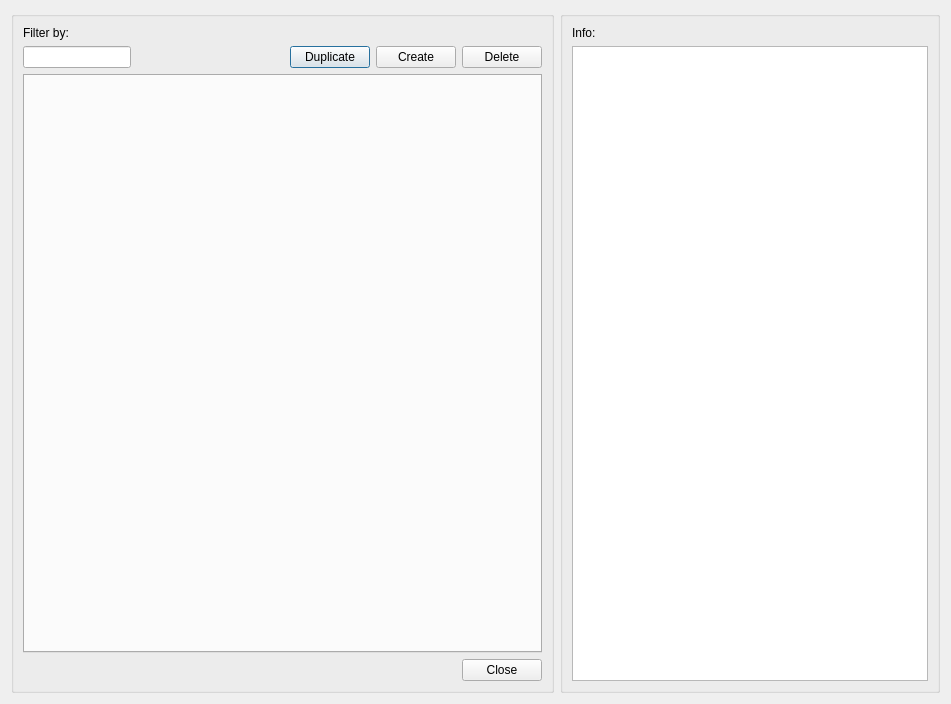
This is core/ui/toolbars/epa/nonvisual_manager.ui in Giswater/giswater_qgis_plugin as Qt 5 draws it before an edit. The edited form follows.
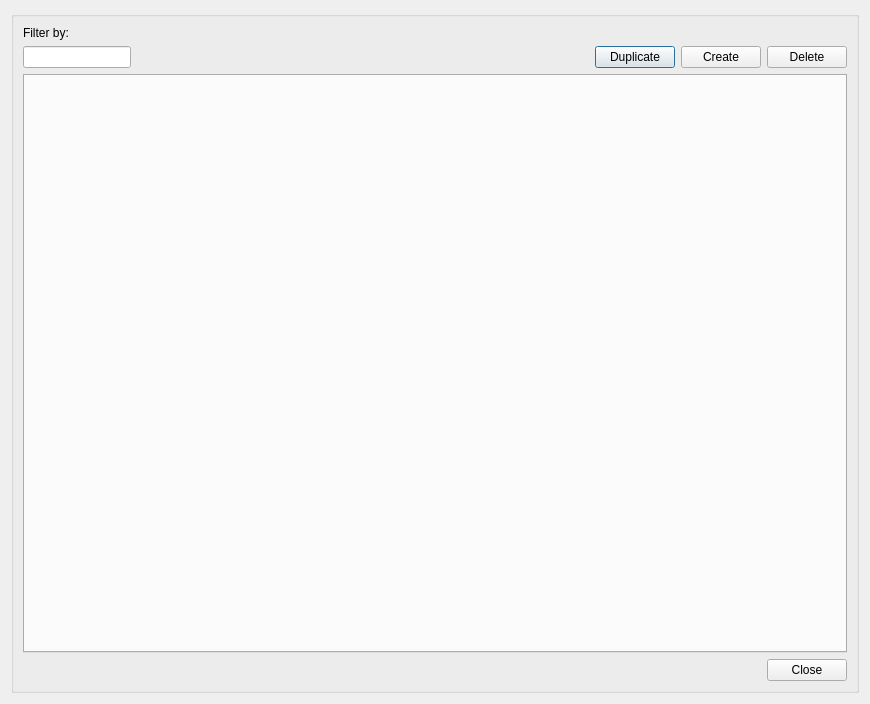
This is the edited form.

```diff
--- a/core/ui/toolbars/epa/nonvisual_manager.ui
+++ b/core/ui/toolbars/epa/nonvisual_manager.ui
@@ -6,7 +6,7 @@
    <rect>
     <x>0</x>
     <y>0</y>
-    <width>951</width>
+    <width>870</width>
     <height>704</height>
    </rect>
   </property>
@@ -134,31 +134,6 @@
      </layout>
     </widget>
    </item>
-   <item row="0" column="1">
-    <widget class="QGroupBox" name="groupBox_2">
-     <property name="maximumSize">
-      <size>
-       <width>380</width>
-       <height>16777215</height>
-      </size>
-     </property>
-     <property name="title">
-      <string/>
-     </property>
-     <layout class="QGridLayout" name="gridLayout">
-      <item row="0" column="0">
-       <widget class="QLabel" name="label">
-        <property name="text">
-         <string>Info:</string>
-        </property>
-       </widget>
-      </item>
-      <item row="1" column="0">
-       <widget class="QTextEdit" name="txt_infolog"/>
-      </item>
-     </layout>
-    </widget>
-   </item>
   </layout>
  </widget>
  <tabstops>
```
